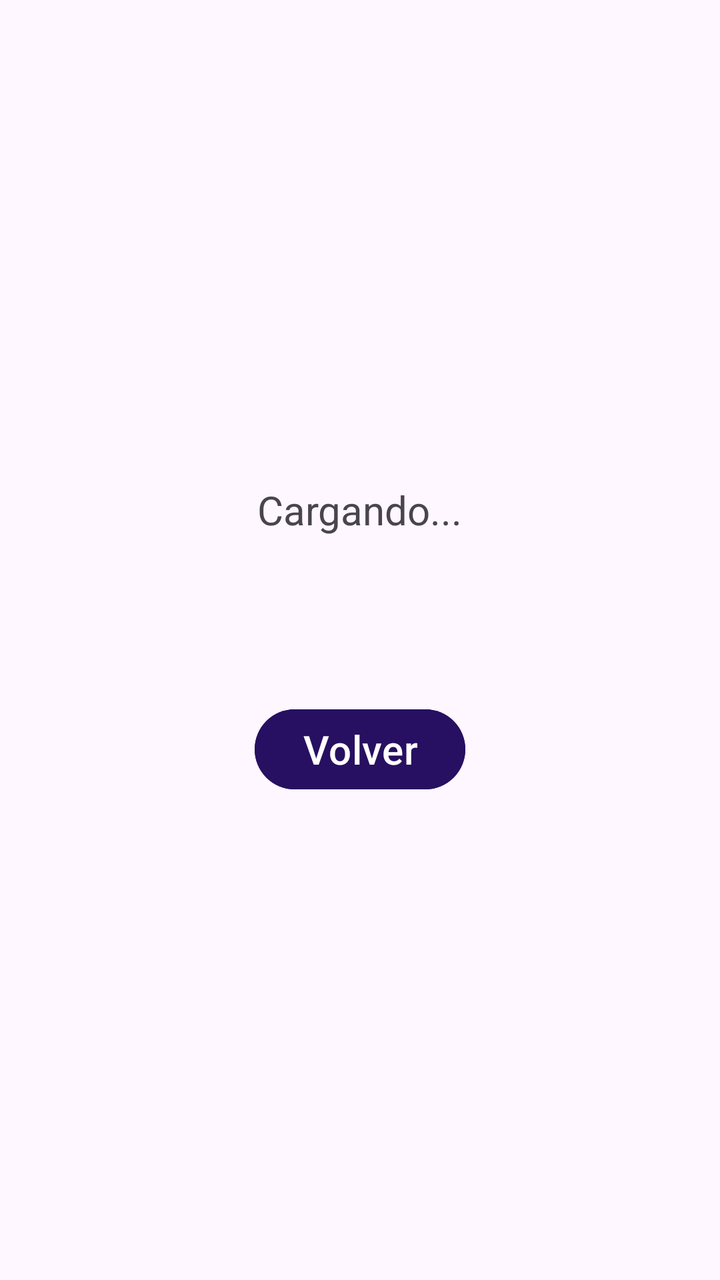
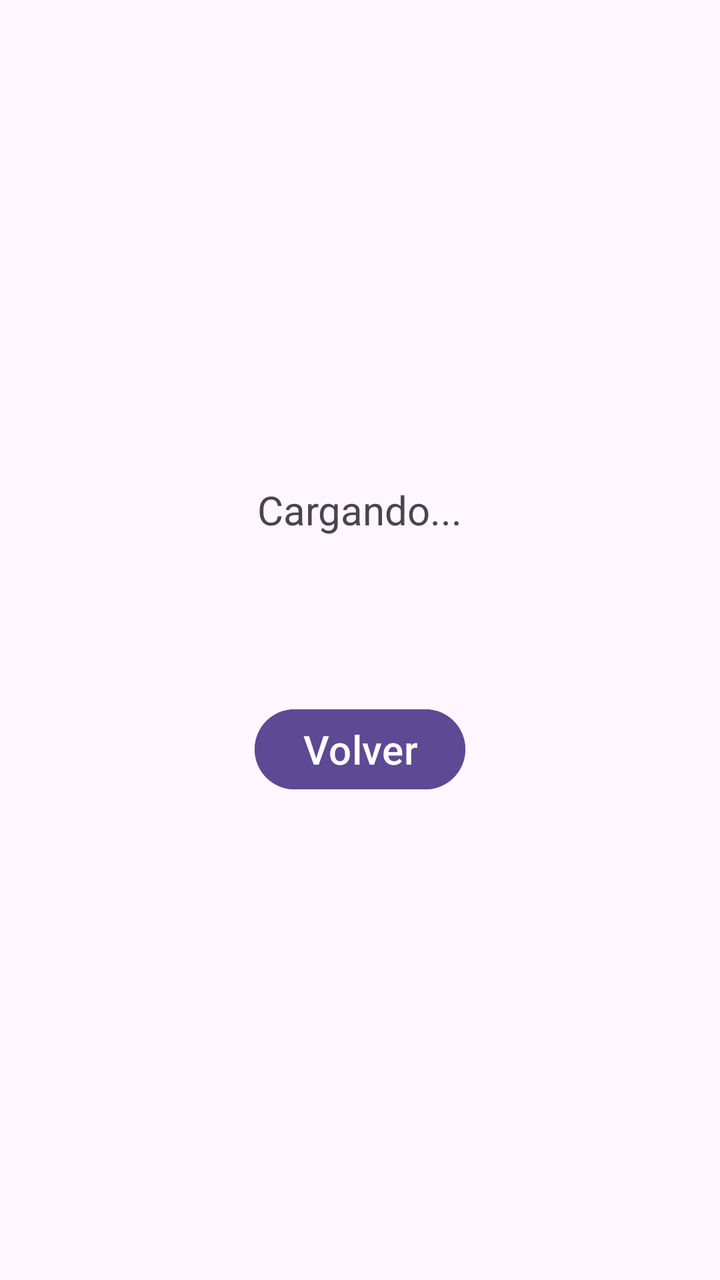

The first picture is an Android layout as it rendered before a commit; the second is the same layout after the commit. The layout source and the unified diff follow.
<!-- AndroidManifest.xml: application theme Theme.ConversorDeMonedasGrupo2 -->
<!-- res/layout/activity_resultado.xml -->
<?xml version="1.0" encoding="utf-8"?>
<LinearLayout xmlns:android="http://schemas.android.com/apk/res/android"
    android:layout_width="match_parent"
    android:layout_height="match_parent"
    android:orientation="vertical"
    android:gravity="center"
    android:padding="20dp">

    <TextView
        android:id="@+id/tvMontoEnviado"
        android:layout_width="wrap_content"
        android:layout_height="wrap_content"
        android:textSize="20sp"
        android:text="Cargando..."
        />

    <TextView
        android:id="@+id/tvResultadoFinal"
        android:layout_width="wrap_content"
        android:layout_height="wrap_content"
        android:textSize="24sp"
        android:textStyle="bold"
        android:textColor="#6750A4"
        android:layout_marginTop="20dp" />

    <Button
        android:id="@+id/btnVolver"
        android:layout_width="wrap_content"
        android:layout_height="wrap_content"
        android:backgroundTint="#271061"
        android:text="Volver"
        android:textSize="20sp"
        android:layout_marginTop="30dp" />

</LinearLayout>
<!-- resources referenced by this layout -->
<resources>
  <style name="Theme.ConversorDeMonedasGrupo2" parent="Base.Theme.ConversorDeMonedasGrupo2" />
  <style name="Base.Theme.ConversorDeMonedasGrupo2" parent="Theme.Material3.DayNight.NoActionBar">
          
          
      </style>
</resources>

<!-- the commit's change to res/layout/activity_resultado.xml (unified diff, before → after) -->
@@ -27,7 +27,7 @@
         android:id="@+id/btnVolver"
         android:layout_width="wrap_content"
         android:layout_height="wrap_content"
-        android:backgroundTint="#271061"
+        android:backgroundTint="#5D4994"
         android:text="Volver"
         android:textSize="20sp"
         android:layout_marginTop="30dp" />
